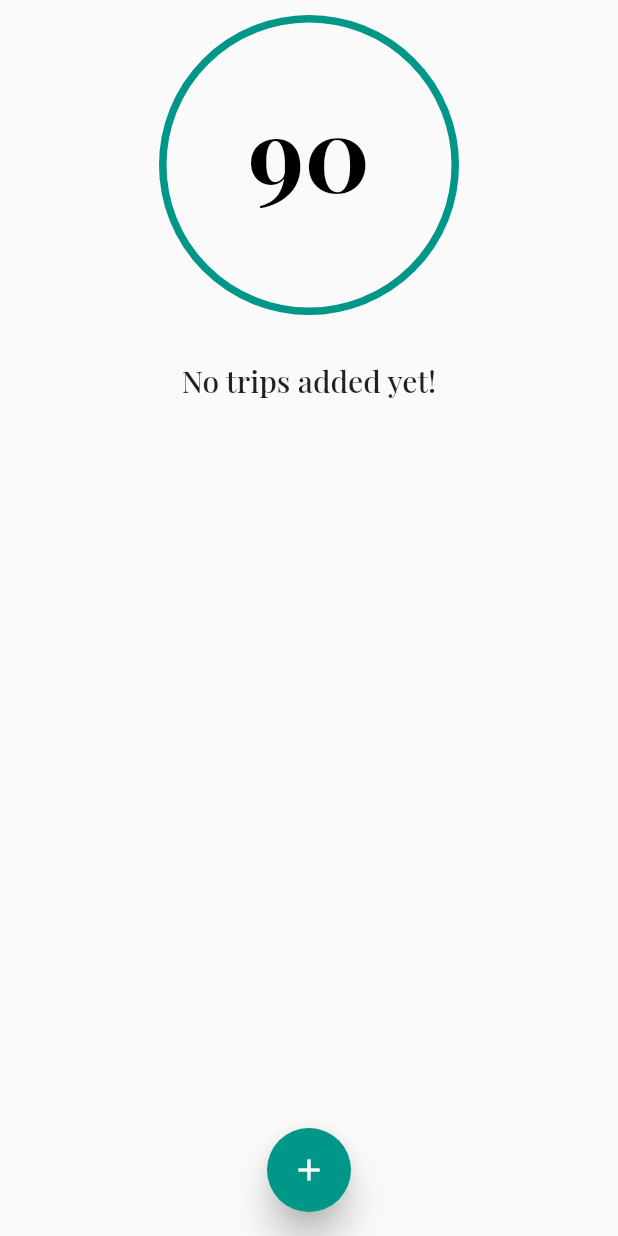
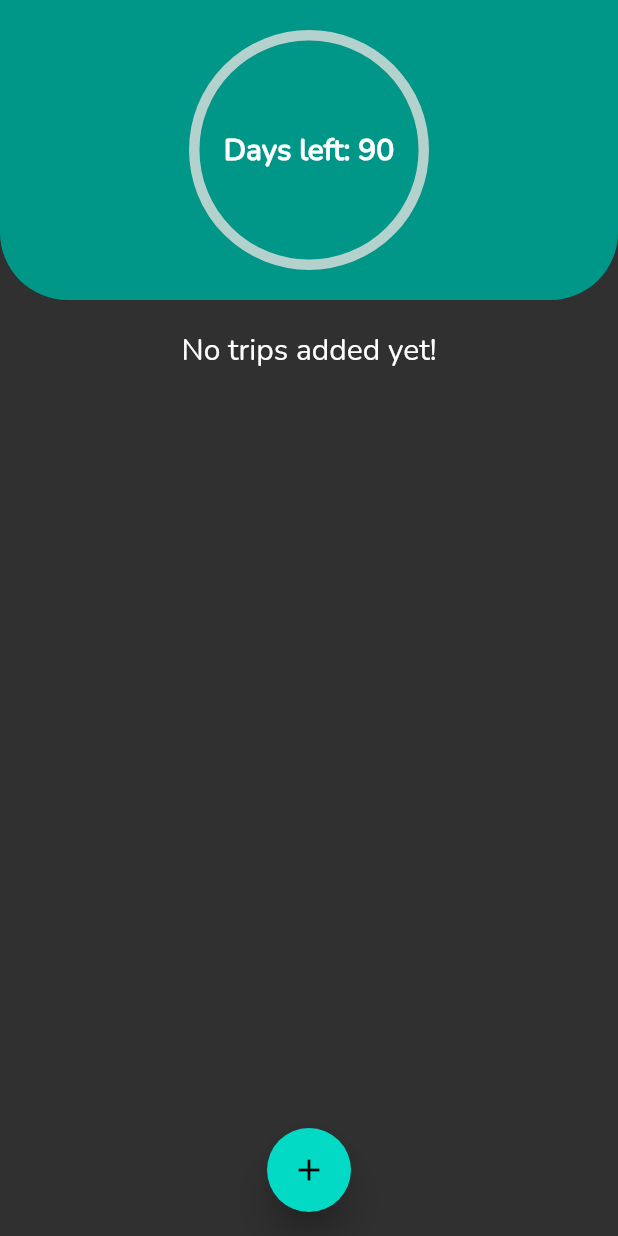
Before and after one commit to sekne18/SchengenTracker, a Flutter app: the screen it shows after launch, on a phone screen of 412 x 824 dp. Run offline on Flutter 3.47's test engine with Material 2 defaults, Android fonts, the phone set to English and light mode, and no system bars; drawn by our look-alikes of percent_indicator; our stand-ins replace shared_preferences.

```diff
--- a/lib/main.dart
+++ b/lib/main.dart
@@ -1,4 +1,5 @@
 import 'package:flutter/material.dart';
+import 'package:flutter/services.dart';
 import 'package:schengen_tracker/helpers/helpers.dart';
 import 'package:schengen_tracker/screens/date_selection.dart';
 import 'package:shared_preferences/shared_preferences.dart';
@@ -18,18 +19,21 @@ class MyApp extends StatelessWidget {
 
   @override
   Widget build(BuildContext context) {
+    SystemChrome.setPreferredOrientations([
+      DeviceOrientation.portraitUp,
+      DeviceOrientation.portraitDown,
+    ]);
     return MaterialApp(
       title: 'Schengen Tracker',
       theme: ThemeData(
         backgroundColor: Colors.teal,
-        fontFamily: 'PlayfairDisplay',
-        colorScheme: ColorScheme.fromSwatch(primarySwatch: Colors.teal)
-            .copyWith(secondary: Colors.tealAccent[300]),
+        fontFamily: 'Nunito',
+        colorScheme: const ColorScheme.dark(),
       ),
       initialRoute: '/',
       routes: {
         '/': (context) => MainPage(),
-        '/date_selection': (context) => DateSelectionScreen(),
+        '/date_selection': (context) => const DateSelectionScreen(),
       },
     );
   }
--- a/lib/models/trip.dart
+++ b/lib/models/trip.dart
@@ -1,6 +1,4 @@
 import 'dart:convert';
-
-import 'package:flutter/material.dart';
 
 class Trip {
   final String id;
--- a/lib/screens/main_page.dart
+++ b/lib/screens/main_page.dart
@@ -3,10 +3,11 @@ import 'dart:io';
 import 'package:flutter/cupertino.dart';
 import 'package:flutter/material.dart';
 import 'package:intl/intl.dart';
+import 'package:percent_indicator/circular_percent_indicator.dart';
+
 import 'package:schengen_tracker/helpers/helpers.dart';
 import 'package:schengen_tracker/models/trip.dart';
 import 'package:schengen_tracker/widgets/trip_list.dart';
-import 'package:shared_preferences/shared_preferences.dart';
 
 class MainPage extends StatefulWidget {
   @override
@@ -15,7 +16,7 @@ class MainPage extends StatefulWidget {
 
 class MainPageState extends State<MainPage> {
   List<Trip> _userTrips = [];
-  int days_left = 90;
+  int _days_left = 90;
 
   // Loops throught valid trips and sums duration for each trip and then save it to daysLeft
   void updateDaysLeft() {
@@ -24,12 +25,10 @@ class MainPageState extends State<MainPage> {
     for (int i = 0; i < _userTrips.length; i++) {
       sum += _userTrips[i].duration;
     }
-    days_left = Helpers.lengthOfSchengen - sum;
+    _days_left = Helpers.lengthOfSchengen - sum;
   }
 
   Future<List<Trip>> get _recentTransactions async {
-    DateFormat dateFormat = DateFormat.yMMMMd();
-
     // checks for listOfTrips existence
     if (Helpers.prefs.getString('listOfTrips') != null) {
       String? tripsString = Helpers.prefs.getString('listOfTrips');
@@ -37,9 +36,9 @@ class MainPageState extends State<MainPage> {
     }
     List<Trip> tmp = _userTrips;
     _userTrips = [];
-    //Gets trips from database that are within 90
+    //Gets trips from database that are within 90 days
     return _userTrips = tmp.where((tx) {
-      return dateFormat.parse(tx.arrive).isAfter(
+      return DateTime.parse(tx.arrive).isAfter(
         DateTime.now().subtract(
           const Duration(days: 90),
         ),
@@ -75,43 +74,43 @@ class MainPageState extends State<MainPage> {
       child: Column(
         children: [
           Container(
-            margin: const EdgeInsets.all(10),
-            padding: const EdgeInsets.all(10),
-            width: 200,
-            height: 200,
-            child: Center(
+            decoration: const BoxDecoration(
+              color: Colors.teal,
+              borderRadius: BorderRadius.only(
+                bottomLeft: Radius.circular(45),
+                bottomRight: Radius.circular(45),
+              ),
+            ),
+            width: double.infinity,
             child: Padding(
-                padding: const EdgeInsets.only(bottom: 20),
-                child: Text(
-                  days_left.toString(),
+              padding: const EdgeInsets.only(top: 20.0, bottom: 20.0),
+              child: CircularPercentIndicator(
+                radius: 160.0,
+                lineWidth: 7.0,
+                animationDuration: 1000,
+                animation: true,
+                percent: _days_left / 90,
+                center: Text(
+                  "Days left: " + _days_left.toString(),
                   style: const TextStyle(
-                    fontSize: 68.0,
-                    color: Colors.black,
-                    fontWeight: FontWeight.bold,
+                      fontWeight: FontWeight.bold, fontSize: 20.0),
                 ),
-                  textAlign: TextAlign.center,
+                circularStrokeCap: CircularStrokeCap.round,
+                progressColor: Colors.white70,
+                backgroundColor: Colors.teal[800],
               ),
             ),
           ),
-            decoration: BoxDecoration(
-              border: Border.all(
-                width: 5,
-                color: Colors.teal,
-              ),
-              borderRadius: const BorderRadius.all(
-                Radius.circular(200),
-              ),
-              color: Colors.transparent,
-            ),
-          ),
-          SingleChildScrollView(
+          Expanded(
+            child: SingleChildScrollView(
+              physics: const ClampingScrollPhysics(),
               child: Column(
-              crossAxisAlignment: CrossAxisAlignment.stretch,
                 children: <Widget>[
                   ..._buildPortraitContent(
                     txListWidget,
                   ),
                 ],
+              ),
             ),
           ),
         ],
--- a/lib/widgets/trip_list.dart
+++ b/lib/widgets/trip_list.dart
@@ -28,9 +28,7 @@ class TripList extends StatelessWidget {
               ],
             );
           })
-        : ListView(
-            scrollDirection: Axis.vertical,
-            shrinkWrap: true,
+        : Column(
             children: trips
                 .map((tx) => TripItem(
                       key: ValueKey(tx.id),
```
Also changed, not shown: lib/screens/date_selection.dart (+42 -9 lines), lib/widgets/circle_progress_bar.dart (added, +40 -0 lines), lib/widgets/trip_item.dart (+22 -7 lines), pubspec.yaml (+6 -61 lines), assets/fonts/Nunito-Regular.ttf (added), pubspec.lock, 3 other files. Lines whose indentation alone changed are shown as unchanged.
